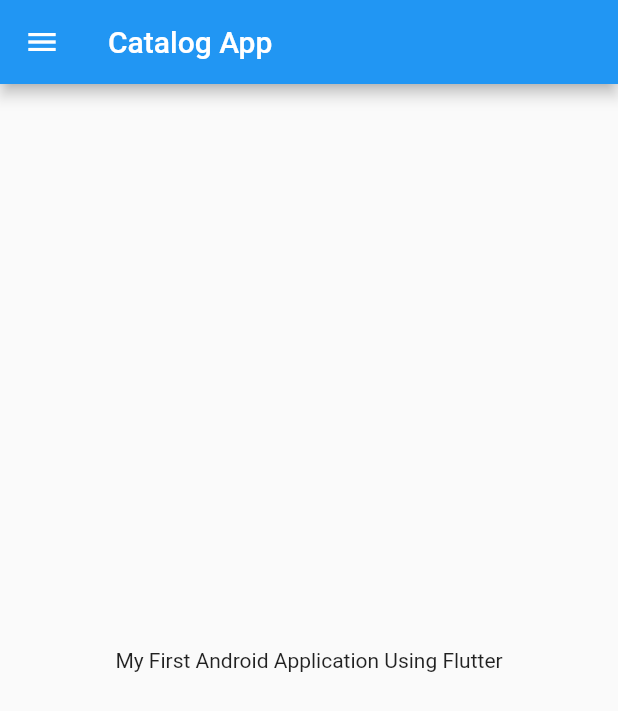
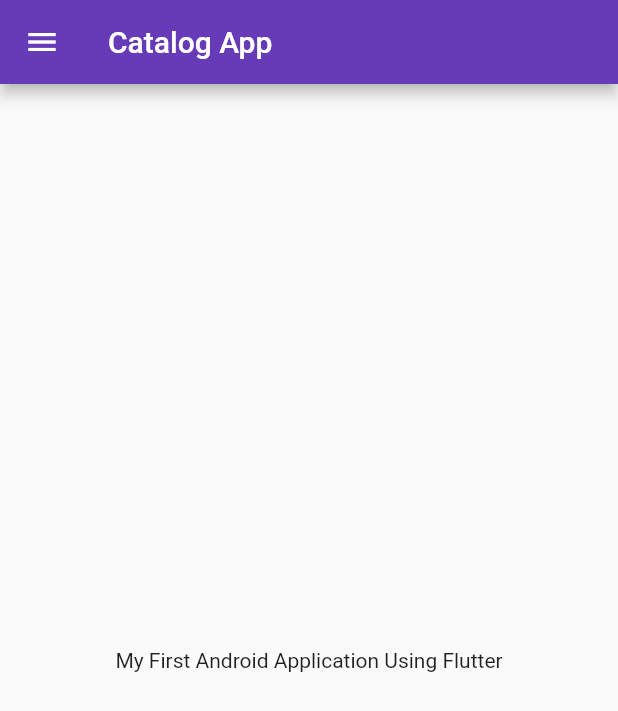
Before and after one commit to Preeti7766/flutter_tutorial, a Flutter app: the screen it shows after launch, on a phone screen of 412 x 824 dp. Shown: the top 711 px of the screen. Run offline on Flutter 3.47's test engine with Material 2 defaults, Android fonts, the phone set to English and light mode, and no system bars.

Commit message:
day3 competed

```diff
--- a/lib/main.dart
+++ b/lib/main.dart
@@ -1,6 +1,7 @@
+import 'package:first_app/pages/login_page.dart';
 import 'package:flutter/material.dart';
 
-import 'home_page.dart';
+import 'pages/home_page.dart';
 
 void main() {
   runApp(MyApp());
@@ -8,10 +9,20 @@ void main() {
 
 class MyApp extends StatelessWidget {
   @override
-  Widget build(BuildContext context) {
+  build(BuildContext context) {
     return MaterialApp(
-        home: Material(
-      child: HomePage(),
+        home: MaterialApp(
+      themeMode: ThemeMode.light,
+      theme: ThemeData(primarySwatch: Colors.deepPurple),
+      darkTheme: ThemeData(
+        brightness: Brightness.dark,
+      ),
+      initialRoute: "/home",
+      routes: {
+        "/": (context) => LoginPage(),
+        "/home": (context) => HomePage(),
+        "/login": (context) => LoginPage()
+      },
     ));
   }
 }
```
Also changed, not shown: lib/pages/login_page.dart (added, +19 -0 lines), lib/pages/home_page.dart (renamed from lib/home_page.dart).
